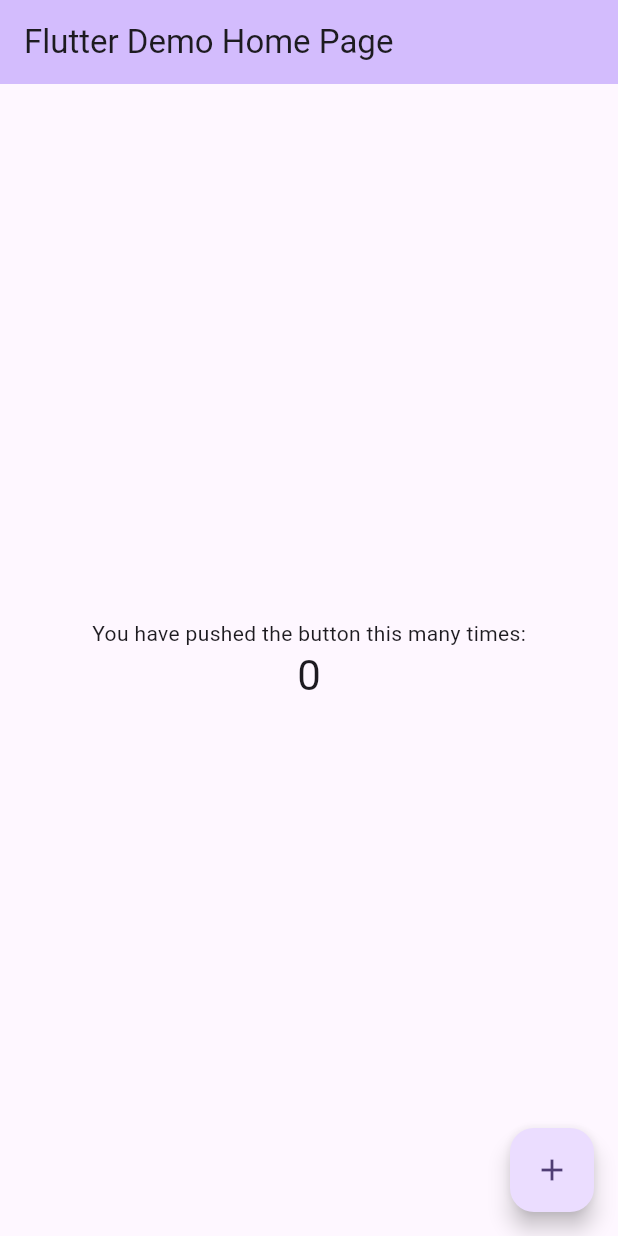
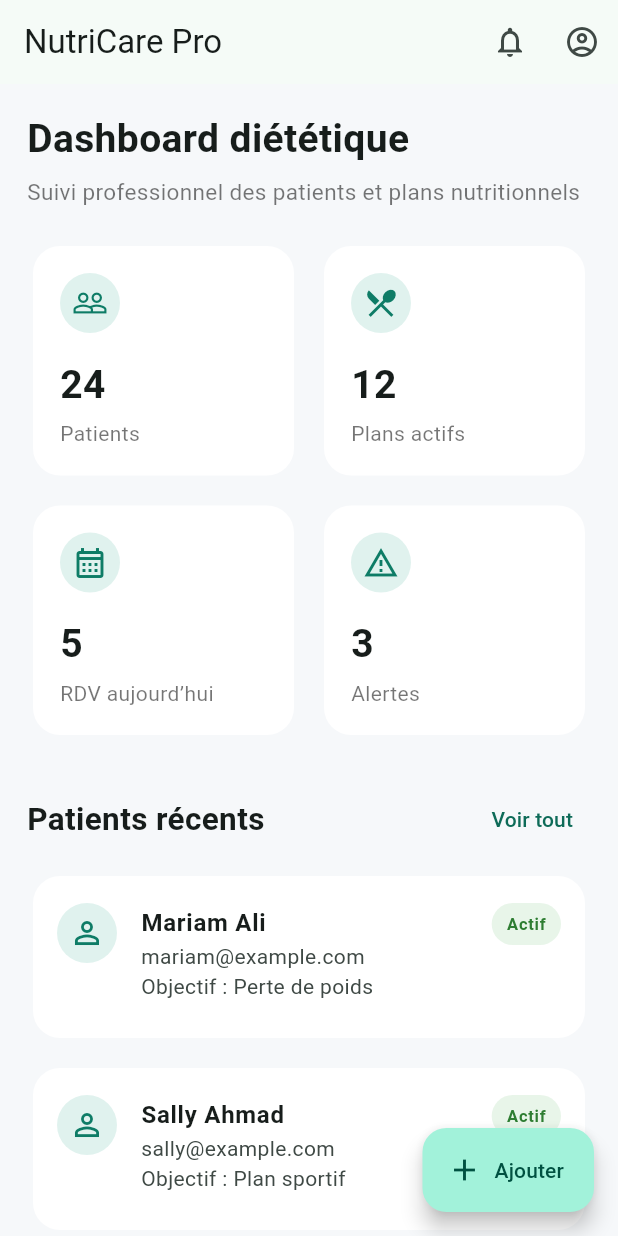
Before and after one commit to mariamali8204-source/app-dietetique, a Flutter app: the screen it shows after launch, on a phone screen of 412 x 824 dp. Run offline on Flutter 3.47's test engine with Material 3 defaults, Android fonts, the phone set to English and light mode, and no system bars.

Commit message:
feat: add professional dashboard UI

```diff
--- a/frontend/lib/main.dart
+++ b/frontend/lib/main.dart
@@ -1,122 +1,310 @@
 import 'package:flutter/material.dart';
 
 void main() {
-  runApp(const MyApp());
+  runApp(const NutriCareProApp());
 }
 
-class MyApp extends StatelessWidget {
-  const MyApp({super.key});
+class NutriCareProApp extends StatelessWidget {
+  const NutriCareProApp({super.key});
 
-  // This widget is the root of your application.
   @override
   Widget build(BuildContext context) {
     return MaterialApp(
-      title: 'Flutter Demo',
+      title: 'NutriCare Pro',
+      debugShowCheckedModeBanner: false,
       theme: ThemeData(
-        // This is the theme of your application.
-        //
-        // TRY THIS: Try running your application with "flutter run". You'll see
-        // the application has a purple toolbar. Then, without quitting the app,
-        // try changing the seedColor in the colorScheme below to Colors.green
-        // and then invoke "hot reload" (save your changes or press the "hot
-        // reload" button in a Flutter-supported IDE, or press "r" if you used
-        // the command line to start the app).
-        //
-        // Notice that the counter didn't reset back to zero; the application
-        // state is not lost during the reload. To reset the state, use hot
-        // restart instead.
-        //
-        // This works for code too, not just values: Most code changes can be
-        // tested with just a hot reload.
-        colorScheme: .fromSeed(seedColor: Colors.deepPurple),
+        useMaterial3: true,
+        colorScheme: ColorScheme.fromSeed(
+          seedColor: const Color(0xFF0E7C66),
+        ),
+        scaffoldBackgroundColor: const Color(0xFFF6F8FA),
       ),
-      home: const MyHomePage(title: 'Flutter Demo Home Page'),
+      home: const DashboardView(),
     );
   }
 }
 
-class MyHomePage extends StatefulWidget {
-  const MyHomePage({super.key, required this.title});
+class Patient {
+  final String name;
+  final String email;
+  final String goal;
+  final String status;
 
-  // This widget is the home page of your application. It is stateful, meaning
-  // that it has a State object (defined below) that contains fields that affect
-  // how it looks.
-
-  // This class is the configuration for the state. It holds the values (in this
-  // case the title) provided by the parent (in this case the App widget) and
-  // used by the build method of the State. Fields in a Widget subclass are
-  // always marked "final".
-
-  final String title;
-
-  @override
-  State<MyHomePage> createState() => _MyHomePageState();
+  const Patient({
+    required this.name,
+    required this.email,
+    required this.goal,
+    required this.status,
+  });
 }
 
-class _MyHomePageState extends State<MyHomePage> {
-  int _counter = 0;
+class DashboardView extends StatelessWidget {
+  const DashboardView({super.key});
 
-  void _incrementCounter() {
-    setState(() {
-      // This call to setState tells the Flutter framework that something has
-      // changed in this State, which causes it to rerun the build method below
-      // so that the display can reflect the updated values. If we changed
-      // _counter without calling setState(), then the build method would not be
-      // called again, and so nothing would appear to happen.
-      _counter++;
-    });
-  }
+  final List<Patient> patients = const [
+    Patient(
+      name: 'Mariam Ali',
+      email: 'mariam@example.com',
+      goal: 'Perte de poids',
+      status: 'Actif',
+    ),
+    Patient(
+      name: 'Sally Ahmad',
+      email: 'sally@example.com',
+      goal: 'Plan sportif',
+      status: 'Actif',
+    ),
+    Patient(
+      name: 'Lina Khalil',
+      email: 'lina@example.com',
+      goal: 'Diabète',
+      status: 'Suivi',
+    ),
+    Patient(
+      name: 'Nour Hassan',
+      email: 'nour@example.com',
+      goal: 'Nutrition équilibrée',
+      status: 'Actif',
+    ),
+  ];
 
   @override
   Widget build(BuildContext context) {
-    // This method is rerun every time setState is called, for instance as done
-    // by the _incrementCounter method above.
-    //
-    // The Flutter framework has been optimized to make rerunning build methods
-    // fast, so that you can just rebuild anything that needs updating rather
-    // than having to individually change instances of widgets.
     return Scaffold(
       appBar: AppBar(
-        // TRY THIS: Try changing the color here to a specific color (to
-        // Colors.amber, perhaps?) and trigger a hot reload to see the AppBar
-        // change color while the other colors stay the same.
-        backgroundColor: Theme.of(context).colorScheme.inversePrimary,
-        // Here we take the value from the MyHomePage object that was created by
-        // the App.build method, and use it to set our appbar title.
-        title: Text(widget.title),
+        title: const Text('NutriCare Pro'),
+        centerTitle: false,
+        actions: [
+          IconButton(
+            onPressed: () {},
+            icon: const Icon(Icons.notifications_outlined),
+          ),
+          IconButton(
+            onPressed: () {},
+            icon: const Icon(Icons.account_circle_outlined),
+          ),
+        ],
       ),
-      body: Center(
-        // Center is a layout widget. It takes a single child and positions it
-        // in the middle of the parent.
+      body: SingleChildScrollView(
+        padding: const EdgeInsets.all(18),
         child: Column(
-          // Column is also a layout widget. It takes a list of children and
-          // arranges them vertically. By default, it sizes itself to fit its
-          // children horizontally, and tries to be as tall as its parent.
-          //
-          // Column has various properties to control how it sizes itself and
-          // how it positions its children. Here we use mainAxisAlignment to
-          // center the children vertically; the main axis here is the vertical
-          // axis because Columns are vertical (the cross axis would be
-          // horizontal).
-          //
-          // TRY THIS: Invoke "debug painting" (choose the "Toggle Debug Paint"
-          // action in the IDE, or press "p" in the console), to see the
-          // wireframe for each widget.
-          mainAxisAlignment: .center,
+          crossAxisAlignment: CrossAxisAlignment.start,
           children: [
-            const Text('You have pushed the button this many times:'),
-            Text(
-              '$_counter',
-              style: Theme.of(context).textTheme.headlineMedium,
+            const Text(
+              'Dashboard diététique',
+              style: TextStyle(
+                fontSize: 26,
+                fontWeight: FontWeight.bold,
+              ),
+            ),
+            const SizedBox(height: 6),
+            const Text(
+              'Suivi professionnel des patients et plans nutritionnels',
+              style: TextStyle(
+                fontSize: 15,
+                color: Colors.black54,
+              ),
+            ),
+            const SizedBox(height: 22),
+
+            Row(
+              children: const [
+                Expanded(
+                  child: StatisticCard(
+                    title: 'Patients',
+                    value: '24',
+                    icon: Icons.people_outline,
+                  ),
+                ),
+                SizedBox(width: 12),
+                Expanded(
+                  child: StatisticCard(
+                    title: 'Plans actifs',
+                    value: '12',
+                    icon: Icons.restaurant_menu_outlined,
+                  ),
+                ),
+              ],
+            ),
+            const SizedBox(height: 12),
+            Row(
+              children: const [
+                Expanded(
+                  child: StatisticCard(
+                    title: 'RDV aujourd’hui',
+                    value: '5',
+                    icon: Icons.calendar_month_outlined,
+                  ),
+                ),
+                SizedBox(width: 12),
+                Expanded(
+                  child: StatisticCard(
+                    title: 'Alertes',
+                    value: '3',
+                    icon: Icons.warning_amber_outlined,
+                  ),
+                ),
+              ],
+            ),
+
+            const SizedBox(height: 28),
+
+            Row(
+              mainAxisAlignment: MainAxisAlignment.spaceBetween,
+              children: [
+                const Text(
+                  'Patients récents',
+                  style: TextStyle(
+                    fontSize: 21,
+                    fontWeight: FontWeight.bold,
+                  ),
+                ),
+                TextButton(
+                  onPressed: () {},
+                  child: const Text('Voir tout'),
+                ),
+              ],
+            ),
+            const SizedBox(height: 10),
+
+            ListView.separated(
+              shrinkWrap: true,
+              physics: const NeverScrollableScrollPhysics(),
+              itemCount: patients.length,
+              separatorBuilder: (context, index) => const SizedBox(height: 12),
+              itemBuilder: (context, index) {
+                final patient = patients[index];
+                return PatientCard(patient: patient);
+              },
             ),
           ],
         ),
       ),
-      floatingActionButton: FloatingActionButton(
-        onPressed: _incrementCounter,
-        tooltip: 'Increment',
-        child: const Icon(Icons.add),
+      floatingActionButton: FloatingActionButton.extended(
+        onPressed: () {
+          ScaffoldMessenger.of(context).showSnackBar(
+            const SnackBar(
+              content: Text('Formulaire d’ajout patient bientôt disponible'),
+            ),
+          );
+        },
+        icon: const Icon(Icons.add),
+        label: const Text('Ajouter'),
       ),
     );
   }
 }
+
+class StatisticCard extends StatelessWidget {
+  final String title;
+  final String value;
+  final IconData icon;
+
+  const StatisticCard({
+    super.key,
+    required this.title,
+    required this.value,
+    required this.icon,
+  });
+
+  @override
+  Widget build(BuildContext context) {
+    return Card(
+      elevation: 0,
+      color: Colors.white,
+      shape: RoundedRectangleBorder(
+        borderRadius: BorderRadius.circular(18),
+      ),
+      child: Padding(
+        padding: const EdgeInsets.all(18),
+        child: Column(
+          crossAxisAlignment: CrossAxisAlignment.start,
+          children: [
+            CircleAvatar(
+              backgroundColor: const Color(0xFFE0F2EE),
+              child: Icon(
+                icon,
+                color: const Color(0xFF0E7C66),
+              ),
+            ),
+            const SizedBox(height: 16),
+            Text(
+              value,
+              style: const TextStyle(
+                fontSize: 26,
+                fontWeight: FontWeight.bold,
+              ),
+            ),
+            const SizedBox(height: 4),
+            Text(
+              title,
+              style: const TextStyle(
+                color: Colors.black54,
+              ),
+            ),
+          ],
+        ),
+      ),
+    );
+  }
+}
+
+class PatientCard extends StatelessWidget {
+  final Patient patient;
+
+  const PatientCard({
+    super.key,
+    required this.patient,
+  });
+
+  @override
+  Widget build(BuildContext context) {
+    return Card(
+      elevation: 0,
+      color: Colors.white,
+      shape: RoundedRectangleBorder(
+        borderRadius: BorderRadius.circular(18),
+      ),
+      child: ListTile(
+        contentPadding: const EdgeInsets.symmetric(
+          horizontal: 16,
+          vertical: 10,
+        ),
+        leading: const CircleAvatar(
+          backgroundColor: Color(0xFFE0F2EE),
+          child: Icon(
+            Icons.person_outline,
+            color: Color(0xFF0E7C66),
+          ),
+        ),
+        title: Text(
+          patient.name,
+          style: const TextStyle(
+            fontWeight: FontWeight.bold,
+          ),
+        ),
+        subtitle: Text(
+          '${patient.email}\nObjectif : ${patient.goal}',
+        ),
+        isThreeLine: true,
+        trailing: Container(
+          padding: const EdgeInsets.symmetric(
+            horizontal: 10,
+            vertical: 6,
+          ),
+          decoration: BoxDecoration(
+            color: const Color(0xFFE8F5E9),
+            borderRadius: BorderRadius.circular(20),
+          ),
+          child: Text(
+            patient.status,
+            style: const TextStyle(
+              color: Color(0xFF2E7D32),
+              fontWeight: FontWeight.w600,
+            ),
+          ),
+        ),
+      ),
+    );
+  }
+}
```
